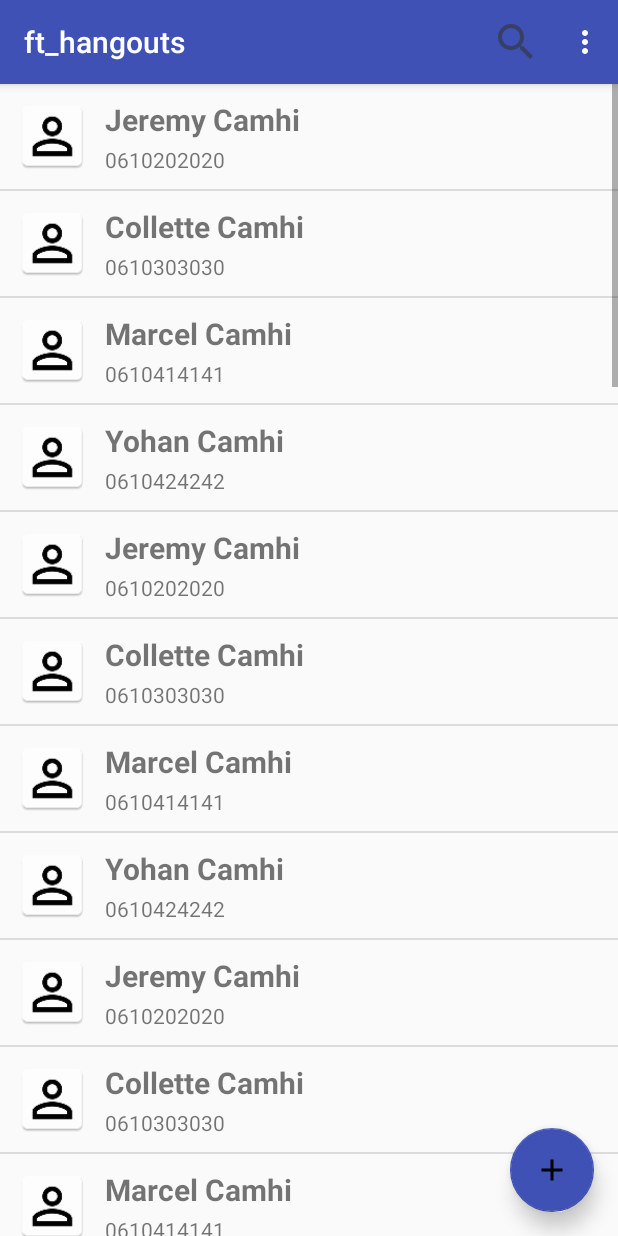
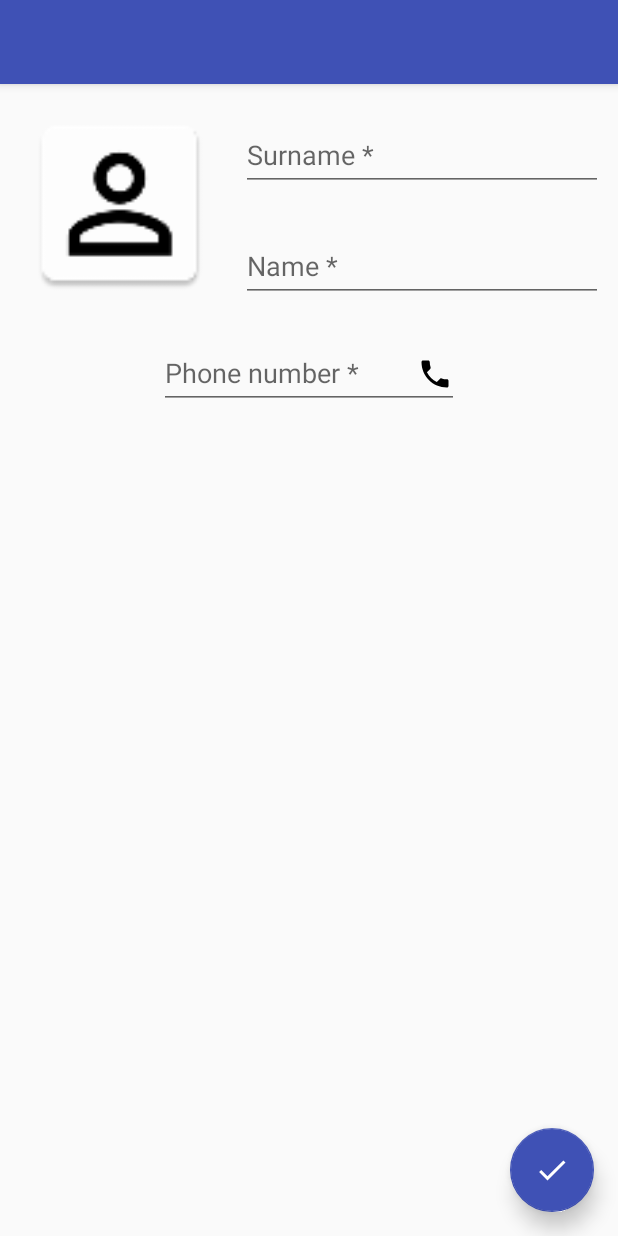
Before and after one commit to JeremShy/ft_hangouts, an Android app: the screen it shows after launch (MainActivity before the commit, AddContactActivity after it), after a tap on an icon or button, on a phone screen of 412 x 824 dp. Run offline under Robolectric (Android 15) with nearby library versions, the phone set to English and light mode, and no system bars; 1 other tap on this screen came first.

Commit message:
Travail 42 lundi

```diff
--- a/app/src/main/java/fr/h3lp/jcamhi/ft_hangouts/MainActivity.java
+++ b/app/src/main/java/fr/h3lp/jcamhi/ft_hangouts/MainActivity.java
@@ -1,10 +1,15 @@
 package fr.h3lp.jcamhi.ft_hangouts;
 
+import android.app.Activity;
 import android.content.Context;
 import android.content.Intent;
+import android.content.SharedPreferences;
 import android.content.res.Configuration;
+import android.preference.Preference;
 import android.preference.PreferenceActivity;
+import android.preference.PreferenceManager;
 import android.support.design.widget.FloatingActionButton;
+import android.support.design.widget.Snackbar;
 import android.support.v4.content.ContextCompat;
 import android.support.v7.app.AppCompatActivity;
 import android.os.Bundle;
@@ -32,15 +37,23 @@ public class MainActivity extends AppCompatActivity {
 
     private List<Contact> _contacts;
 
+    static final int LANGUAGE_CHANGED = 1;
+
     @Override
     protected void onCreate(Bundle savedInstanceState) {
         super.onCreate(savedInstanceState);
         setContentView(R.layout.activity_main);
 
-        Locale loc = new Locale("fr");
+        PreferenceManager.setDefaultValues(this, R.xml.preferences, false);
+
+        SharedPreferences sharedPref = PreferenceManager.getDefaultSharedPreferences(this);
+        String language = sharedPref.getString("pref_language", getString(R.string.default_language));
+
+        Locale loc = new Locale(language);
         Locale.setDefault(loc);
         Configuration config = new Configuration();
         config.locale = loc;
+
         getBaseContext().getResources().updateConfiguration(config, getBaseContext().getResources().getDisplayMetrics());
         this.setContentView(R.layout.activity_main);
 
@@ -79,19 +92,27 @@ public class MainActivity extends AppCompatActivity {
 
         switch (id) {
             case R.id.action_settings:
-                Toast.makeText(MainActivity.this, "Got click on settings", Toast.LENGTH_SHORT).show();
                 Intent intent = new Intent(MainActivity.this, PreferencesActivity.class);
-                startActivity(intent);
+                startActivityForResult(intent, LANGUAGE_CHANGED);
                 return true;
             case R.id.action_search:
-                Toast.makeText(MainActivity.this, "Got click on search", Toast.LENGTH_SHORT).show();
+                Snackbar.make(findViewById(R.id.coordinator_main), "Got click on settings", Snackbar.LENGTH_SHORT).show();
                 return true;
         }
         return super.onOptionsItemSelected(item);
     }
-    public void add_contact(View v) {
+
+    public void start_add_contact(View v) {
         Toast.makeText(MainActivity.this, "Adding a contact", Toast.LENGTH_SHORT).show();
         MainActivity.this._contacts.add(new Contact("Jeremy", "Camhi", "0610202020", getDrawable(R.mipmap.ic_person)));
         MainActivity.this._adapter.notifyDataSetChanged();
+        Intent intent = new Intent(MainActivity.this, AddContactActivity.class);
+        startActivity(intent);
+    }
+
+    protected void onActivityResult(int requestCode, int resultCode, Intent data){
+        if (requestCode == LANGUAGE_CHANGED) {
+            this.recreate();
+        }
     }
 }
--- /dev/null
+++ b/app/src/main/res/drawable/ic_action_search.xml
@@ -0,0 +1,10 @@
+<?xml version="1.0" encoding="utf-8"?>
+<vector xmlns:android="http://schemas.android.com/apk/res/android"
+    android:width="24dp"
+    android:height="24dp"
+    android:viewportWidth="24.0"
+    android:viewportHeight="24.0">
+    <path
+        android:fillColor="#FFFFFFFF"
+        android:pathData="M15.5,14h-0.79l-0.28,-0.27C15.41,12.59 16,11.11 16,9.5 16,5.91 13.09,3 9.5,3S3,5.91 3,9.5 5.91,16 9.5,16c1.61,0 3.09,-0.59 4.23,-1.57l0.27,0.28v0.79l5,4.99L20.49,19l-4.99,-5zM9.5,14C7.01,14 5,11.99 5,9.5S7.01,5 9.5,5 14,7.01 14,9.5 11.99,14 9.5,14z"/>
+</vector>
--- /dev/null
+++ b/app/src/main/res/drawable/ic_check_black_24dp.xml
@@ -0,0 +1,9 @@
+<vector xmlns:android="http://schemas.android.com/apk/res/android"
+        android:width="24dp"
+        android:height="24dp"
+        android:viewportWidth="24.0"
+        android:viewportHeight="24.0">
+    <path
+        android:fillColor="#FF000000"
+        android:pathData="M9,16.17L4.83,12l-1.42,1.41L9,19 21,7l-1.41,-1.41z"/>
+</vector>
--- /dev/null
+++ b/app/src/main/res/drawable/ic_phone_black_24dp.xml
@@ -0,0 +1,9 @@
+<vector xmlns:android="http://schemas.android.com/apk/res/android"
+        android:width="24dp"
+        android:height="24dp"
+        android:viewportWidth="24.0"
+        android:viewportHeight="24.0">
+    <path
+        android:fillColor="#FF000000"
+        android:pathData="M6.62,10.79c1.44,2.83 3.76,5.14 6.59,6.59l2.2,-2.2c0.27,-0.27 0.67,-0.36 1.02,-0.24 1.12,0.37 2.33,0.57 3.57,0.57 0.55,0 1,0.45 1,1V20c0,0.55 -0.45,1 -1,1 -9.39,0 -17,-7.61 -17,-17 0,-0.55 0.45,-1 1,-1h3.5c0.55,0 1,0.45 1,1 0,1.25 0.2,2.45 0.57,3.57 0.11,0.35 0.03,0.74 -0.25,1.02l-2.2,2.2z"/>
+</vector>
--- /dev/null
+++ b/app/src/main/res/drawable/settings_search_icon.xml
@@ -0,0 +1,4 @@
+<?xml version="1.0" encoding="utf-8"?>
+<bitmap xmlns:android="http://schemas.android.com/apk/res/android"
+    android:src="@drawable/ic_action_search"
+    android:tint="@android:color/white"/>
--- a/app/src/main/res/layout/activity_main.xml
+++ b/app/src/main/res/layout/activity_main.xml
@@ -4,6 +4,7 @@
     xmlns:tools="http://schemas.android.com/tools"
     android:layout_width="match_parent"
     android:layout_height="match_parent"
+    android:id="@+id/coordinator_main"
     tools:context="fr.h3lp.jcamhi.ft_hangouts.MainActivity">
     <RelativeLayout
         android:layout_width="match_parent"
@@ -26,8 +27,9 @@
         android:layout_height="wrap_content"
         android:layout_gravity="bottom|right"
         android:layout_margin="16dp"
-        android:onClick="add_contact"
+        android:onClick="start_add_contact"
         app:elevation="8dp"
         app:fabSize="normal"
-        app:srcCompat="@drawable/ic_add_black_24dp" />
+        app:srcCompat="@drawable/ic_add_black_24dp"
+        android:tint="@android:color/white"/>
 </android.support.design.widget.CoordinatorLayout>
--- /dev/null
+++ b/app/src/main/res/layout/add_contact.xml
@@ -0,0 +1,87 @@
+<?xml version="1.0" encoding="utf-8"?>
+<android.support.design.widget.CoordinatorLayout
+    xmlns:android="http://schemas.android.com/apk/res/android"
+    xmlns:app="http://schemas.android.com/apk/res-auto"
+    xmlns:tools="http://schemas.android.com/tools"
+
+    android:layout_height="fill_parent"
+    android:layout_width="fill_parent"
+    android:id="@+id/coor_add">
+    <LinearLayout
+        android:layout_width="match_parent"
+        android:layout_height="match_parent"
+        android:orientation="vertical">
+        <include
+            android:id="@+id/toolbar"
+            layout="@layout/toolbar" />
+        <RelativeLayout
+            android:layout_width="match_parent"
+            android:focusable="true"
+            android:focusableInTouchMode="true"
+            android:layout_height="match_parent">
+
+            <ImageView
+                android:layout_width="130dp"
+                android:layout_height="130dp"
+                android:layout_margin="15dp"
+                android:id="@+id/avatar_page_contact" />
+            <android.support.design.widget.TextInputLayout
+                android:layout_width="match_parent"
+                android:layout_height="wrap_content"
+                android:layout_toRightOf="@id/avatar_page_contact"
+                android:layout_alignTop="@id/avatar_page_contact"
+                android:layout_marginRight="10dp">
+
+                <EditText
+                    android:id="@+id/edit_nom"
+                    android:layout_width="match_parent"
+                    android:layout_height="wrap_content"
+                    android:hint="@string/nom_hint"
+                    android:inputType="text"
+                    android:maxLines="1" />
+            </android.support.design.widget.TextInputLayout>
+            <android.support.design.widget.TextInputLayout
+                android:layout_width="match_parent"
+                android:layout_height="wrap_content"
+                android:layout_toRightOf="@id/avatar_page_contact"
+                android:layout_alignBottom="@id/avatar_page_contact"
+                android:layout_marginTop="20dp"
+                android:layout_marginRight="10dp">
+
+                <EditText
+                    android:id="@+id/edit_prenom"
+                    android:layout_width="match_parent"
+                    android:layout_height="wrap_content"
+                    android:hint="@string/prenom_hint"
+                    android:inputType="text"
+                    android:maxLines="1" />
+            </android.support.design.widget.TextInputLayout>
+            <android.support.design.widget.TextInputLayout
+                android:layout_width="200dp"
+                android:layout_height="wrap_content"
+                android:layout_below="@id/avatar_page_contact"
+                android:layout_centerHorizontal="true">
+
+                <EditText
+                    android:layout_width="match_parent"
+                    android:layout_height="wrap_content"
+                    android:layout_marginTop="10dp"
+                    android:drawableRight="@drawable/ic_phone_black_24dp"
+                    android:hint="@string/numero_hint"
+                    android:id="@+id/edit_numero"
+                    android:inputType="phone" />
+            </android.support.design.widget.TextInputLayout>
+        </RelativeLayout>
+    </LinearLayout>
+    <android.support.design.widget.FloatingActionButton
+        android:id="@+id/fab_add_contact"
+        android:layout_width="wrap_content"
+        android:layout_height="wrap_content"
+        android:layout_gravity="bottom|right"
+        android:layout_margin="16dp"
+        android:onClick="add_contact"
+        app:elevation="8dp"
+        app:fabSize="normal"
+        app:srcCompat="@drawable/ic_check_black_24dp"
+        android:tint="@android:color/white"/>
+</android.support.design.widget.CoordinatorLayout>
--- a/app/src/main/res/values/array.xml
+++ b/app/src/main/res/values/array.xml
@@ -5,7 +5,7 @@
         <item>English</item>
     </string-array>
     <string-array name="prefvalues">
-        <item>1</item>
-        <item>2</item>
+        <item>fr</item>
+        <item>en</item>
     </string-array>
 </resources>
--- a/app/src/main/res/values/strings.xml
+++ b/app/src/main/res/values/strings.xml
@@ -21,4 +21,18 @@
     <string name="title_home">Home</string>
     <string name="settings">Settings</string>
     <string name="language">Language</string>
+    <string name="default_language">en</string>
+    <string name="contact_edited">Contact edited</string>
+    <string name="error_prenom">Name can\'t be empty</string>
+    <string name="error_nom">Surname can\'t be empty</string>
+    <string name="error_numero">Phone number can\'t be empty</string>
+
+    <string name="prenom">Name</string>
+    <string name="nom">Surname</string>
+    <string name="numero">Phone number</string>
+
+    <string name="prenom_hint">Name *</string>
+    <string name="nom_hint">Surname *</string>
+    <string name="numero_hint">Phone number *</string>
+
 </resources>
--- a/app/src/main/res/xml/preferences.xml
+++ b/app/src/main/res/xml/preferences.xml
@@ -5,6 +5,6 @@
         android:title="@string/language"
         android:entries="@array/prefentries"
         android:entryValues="@array/prefvalues"
-        android:defaultValue="1">
+        android:defaultValue="@string/default_language">
     </ListPreference>
 </PreferenceScreen>
```
Also changed, not shown: app/src/main/AndroidManifest.xml (+10 -3 lines), app/src/main/java/fr/h3lp/jcamhi/ft_hangouts/AddContactActivity.java (added, +61 -0 lines), app/src/main/java/fr/h3lp/jcamhi/ft_hangouts/MyContextWrapper.java (added, +31 -0 lines), app/src/main/java/fr/h3lp/jcamhi/ft_hangouts/PreferencesActivity.java (+44 -2 lines), app/src/main/ic_action_search-web.png (added), app/src/main/res/drawable-hdpi/ic_action_search.png (deleted), app/src/main/res/drawable-mdpi/ic_action_search.png (deleted), app/src/main/res/drawable-xhdpi/ic_action_search.png (deleted), app/src/main/res/drawable-xxhdpi/ic_action_search.png (deleted), 2 other files.
